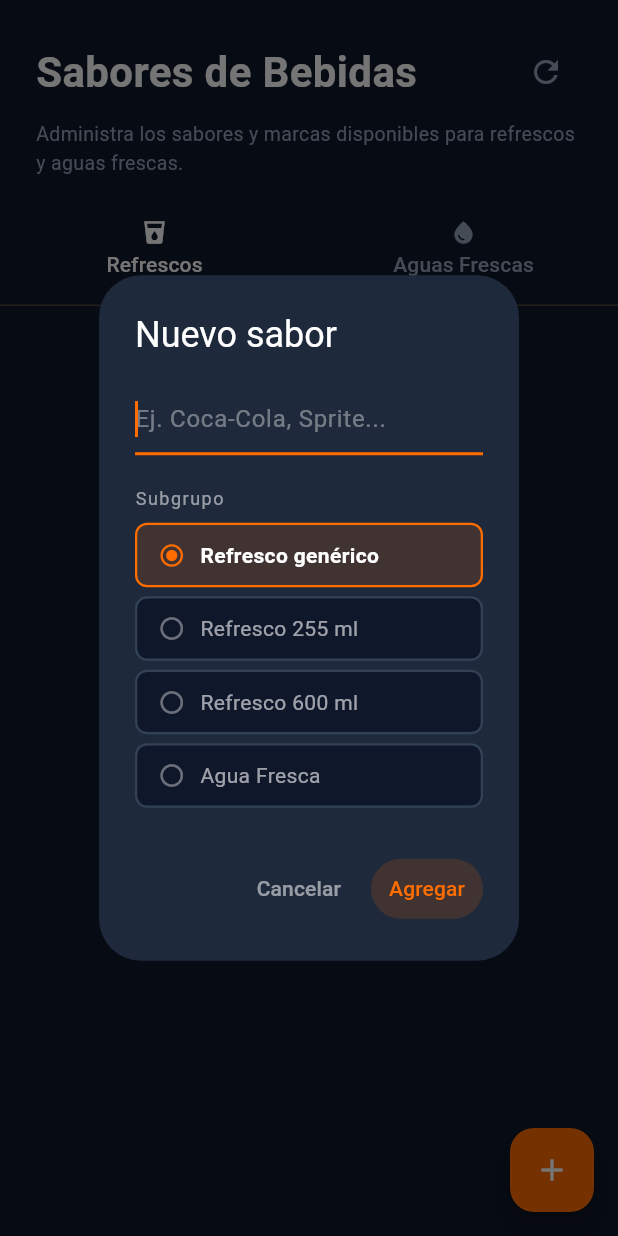
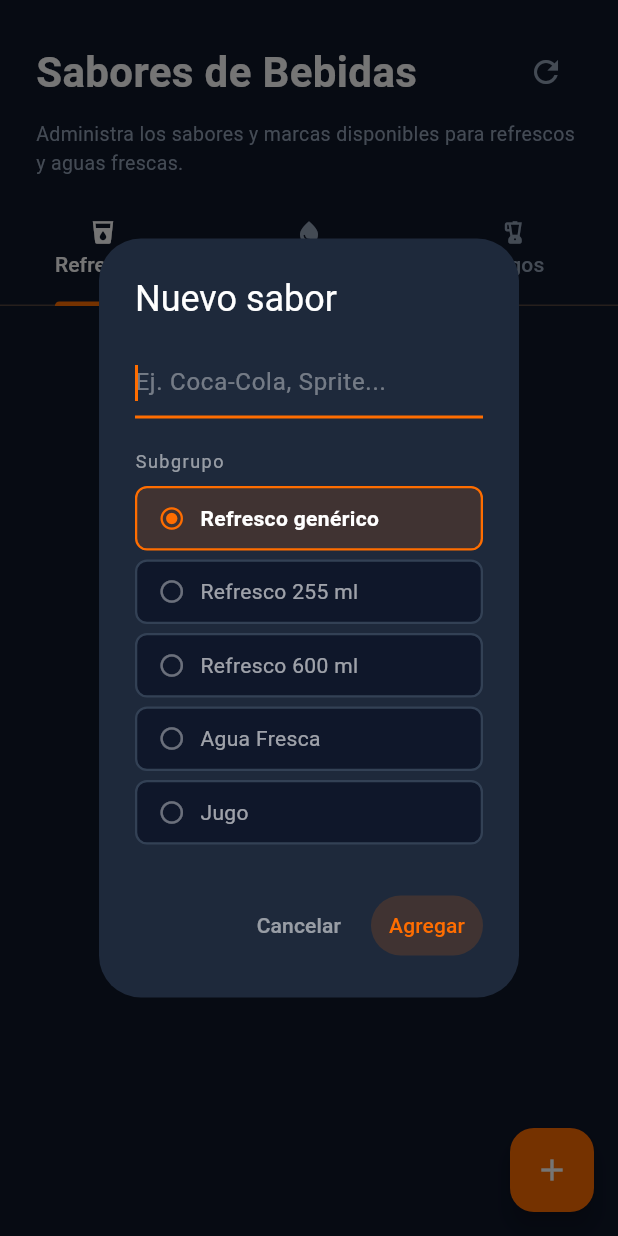
Before and after one commit to gorditasmh2020rigoberto/restaurant, a Flutter app: the DrinkFlavorsManagementView screen opened directly, after a tap on the "add" icon, on a phone screen of 412 x 824 dp. Run offline on Flutter 3.47's test engine with Material 3 defaults, Android fonts, the phone set to English and light mode, and no system bars; our stand-ins replace audioplayers, image_picker, pdf, printing, shared_preferences, supabase_flutter; missing offline and left inert: dart:html; accounts and stored records are empty; key blocks and very long unbroken strings in the code were emptied for the run.

Commit message:
feat: sabor y tamaño para jugos (330ml / 1 litro) (#34)
Agrega flujo igual al de refrescos/aguas para jugos:
- Botones de tamaño 330 ml / 1 litro en el diálogo al ordenar
- Carga de sabores desde drink_flavors donde type='jugo'
- Tab 'Jugos' en el admin de Sabores de Bebidas
- Opción 'Jugo' en el selector de subgrupo al crear/editar sabor

Co-authored-by: Mariano Leyva <marianoleyva@MacBook-Air-de-Mariano.local>
Co-authored-by: Claude Sonnet 4.6 <noreply@anthropic.com>

```diff
--- a/lib/views/drink_flavors_management_view.dart
+++ b/lib/views/drink_flavors_management_view.dart
@@ -15,12 +15,13 @@ class _DrinkFlavorsManagementViewState extends State<DrinkFlavorsManagementView>
 
   List<Map<String, dynamic>> _refrescos = [];
   List<Map<String, dynamic>> _aguas = [];
+  List<Map<String, dynamic>> _jugos = [];
   bool _loading = true;
 
   @override
   void initState() {
     super.initState();
-    _tabController = TabController(length: 2, vsync: this);
+    _tabController = TabController(length: 3, vsync: this);
     _fetchFlavors();
   }
 
@@ -46,7 +47,8 @@ class _DrinkFlavorsManagementViewState extends State<DrinkFlavorsManagementView>
                   f['type'] == 'refresco_255' ||
                   f['type'] == 'refresco_600')
               .toList();
-          _aguas = list.where((f) => f['type'] == 'agua_fresca').toList();
+          _aguas  = list.where((f) => f['type'] == 'agua_fresca').toList();
+          _jugos  = list.where((f) => f['type'] == 'jugo').toList();
           _loading = false;
         });
       }
@@ -88,6 +90,7 @@ class _DrinkFlavorsManagementViewState extends State<DrinkFlavorsManagementView>
 
   List<Map<String, dynamic>> _listForType(String type) {
     if (type == 'agua_fresca') return _aguas;
+    if (type == 'jugo') return _jugos;
     return _refrescos;
   }
 
@@ -156,6 +159,7 @@ class _DrinkFlavorsManagementViewState extends State<DrinkFlavorsManagementView>
       ('refresco_255', 'Refresco 255 ml'),
       ('refresco_600', 'Refresco 600 ml'),
       ('agua_fresca',  'Agua Fresca'),
+      ('jugo',         'Jugo'),
     ];
 
     await showDialog(
@@ -289,7 +293,11 @@ class _DrinkFlavorsManagementViewState extends State<DrinkFlavorsManagementView>
         final f = items[index];
         final available = f['available'] as bool? ?? true;
         final ftype = f['type'] as String;
-        final icon = tabType == 'agua_fresca' ? Icons.water_drop : Icons.local_drink;
+        final icon = tabType == 'agua_fresca'
+            ? Icons.water_drop
+            : tabType == 'jugo'
+                ? Icons.blender
+                : Icons.local_drink;
         return Container(
           decoration: BoxDecoration(
             color: const Color(0xFF1E293B),
@@ -319,7 +327,7 @@ class _DrinkFlavorsManagementViewState extends State<DrinkFlavorsManagementView>
                     ),
                   ),
                 ),
-                if (tabType != 'agua_fresca') ...[
+                if (tabType != 'agua_fresca' && tabType != 'jugo') ...[
                   const SizedBox(width: 8),
                   Container(
                     padding: const EdgeInsets.symmetric(horizontal: 8, vertical: 3),
@@ -377,7 +385,8 @@ class _DrinkFlavorsManagementViewState extends State<DrinkFlavorsManagementView>
 
   @override
   Widget build(BuildContext context) {
-    final currentType = _tabController.index == 0 ? 'refresco' : 'agua_fresca';
+    const tabTypes = ['refresco', 'agua_fresca', 'jugo'];
+    final currentType = tabTypes[_tabController.index];
     return Scaffold(
       backgroundColor: const Color(0xFF0F172A),
       floatingActionButton: FloatingActionButton(
@@ -422,6 +431,7 @@ class _DrinkFlavorsManagementViewState extends State<DrinkFlavorsManagementView>
             tabs: const [
               Tab(icon: Icon(Icons.local_drink, size: 18), child: Text('Refrescos')),
               Tab(icon: Icon(Icons.water_drop, size: 18), child: Text('Aguas Frescas')),
+              Tab(icon: Icon(Icons.blender,     size: 18), child: Text('Jugos')),
             ],
           ),
           Expanded(
@@ -430,6 +440,7 @@ class _DrinkFlavorsManagementViewState extends State<DrinkFlavorsManagementView>
               children: [
                 _buildList(_refrescos, 'refresco'),
                 _buildList(_aguas,     'agua_fresca'),
+                _buildList(_jugos,     'jugo'),
               ],
             ),
           ),
```
Also changed, not shown: lib/widgets/dish_card.dart (+30 -5 lines).
